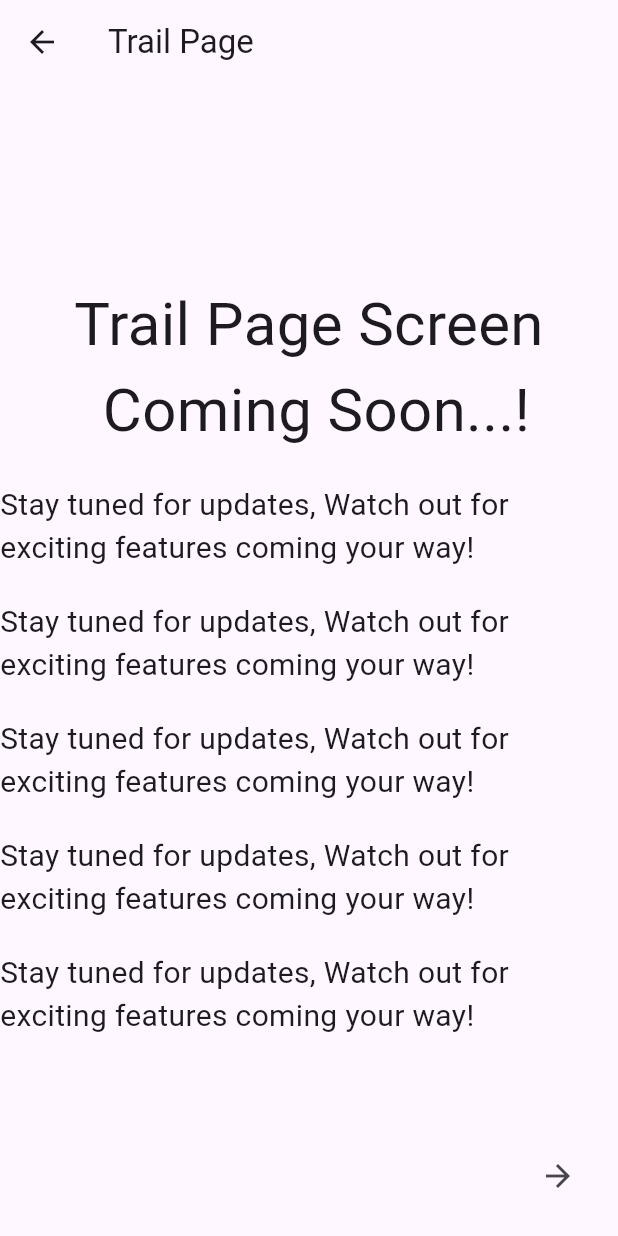
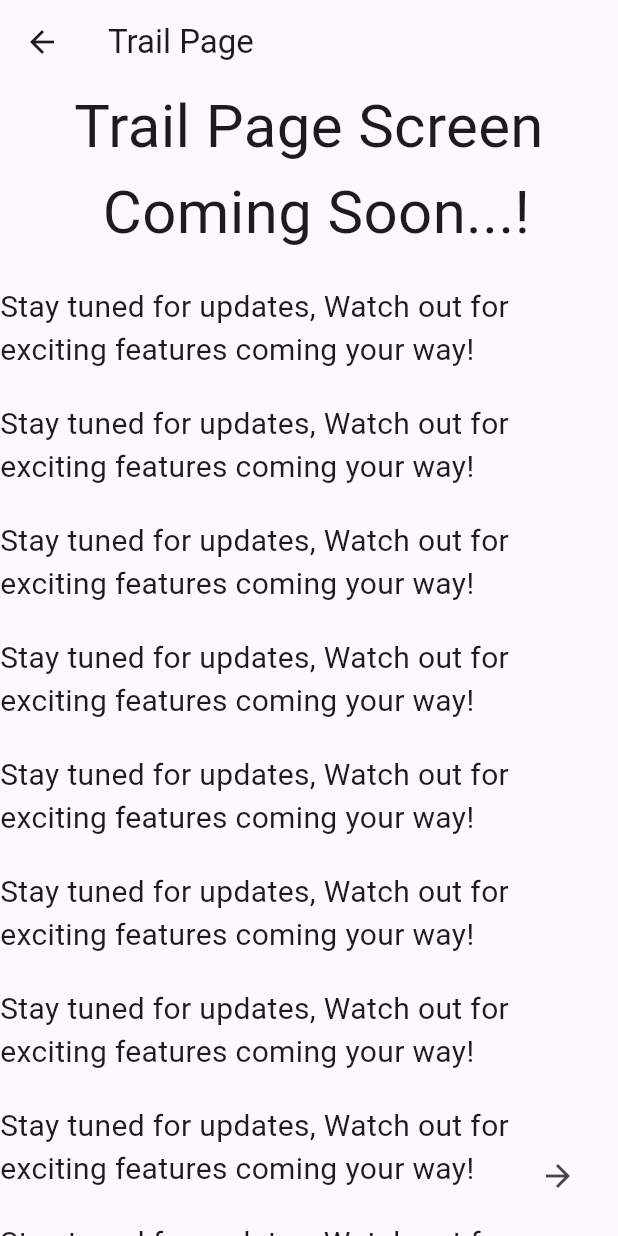
Before and after one commit to tharinduhccakalanka/grocery_app, a Flutter app: the Trail screen opened directly, on a phone screen of 412 x 824 dp. Run offline on Flutter 3.47's test engine with Material 3 defaults, Android fonts, the light colour scheme and no system bars; our stand-ins replace animate_do, awesome_dialog, firebase_auth, firebase_core, flutter_riverpod, flutter_svg and 1 more; accounts and stored records are empty.

Commit message:
updated codes

```diff
--- a/lib/main.dart
+++ b/lib/main.dart
@@ -1,9 +1,10 @@
-import 'package:firebase_core/firebase_core.dart';
 import 'package:flutter/material.dart';
+import 'package:firebase_core/firebase_core.dart' as firebase;
 import 'package:grocery_app_1/firebase_options.dart';
 import 'package:grocery_app_1/providers/auth_provider.dart';
 import 'package:grocery_app_1/screens/auth/signup.dart';
 import 'package:provider/provider.dart';
+import 'package:flutter_riverpod/flutter_riverpod.dart' as riverpod;
 
 Future<void> main() async {
   WidgetsFlutterBinding.ensureInitialized();
--- a/lib/screens/main/profile/profile.dart
+++ b/lib/screens/main/profile/profile.dart
@@ -17,7 +17,7 @@ class _ProfileState extends State<Profile> {
   Widget build(BuildContext context) {
     return SafeArea(
       child: Center(
-        child: FadeInLeft(
+        child: FadeInUp(
           child: Column(
             mainAxisAlignment: MainAxisAlignment.spaceBetween,
             children: [
--- a/lib/screens/main/trail/trail.dart
+++ b/lib/screens/main/trail/trail.dart
@@ -42,18 +42,61 @@ class _TrailState extends State<Trail> {
 
               style: TextStyle(fontSize: 20),
             ),
-            SizedBox(height: 20),
+             SizedBox(height: 20),
             Text(
               "Stay tuned for updates, Watch out for exciting features coming your way!",
 
               style: TextStyle(fontSize: 20),
             ),
-            SizedBox(height: 20),
+             SizedBox(height: 20),
             Text(
               "Stay tuned for updates, Watch out for exciting features coming your way!",
 
               style: TextStyle(fontSize: 20),
             ),
+             SizedBox(height: 20),
+            Text(
+              "Stay tuned for updates, Watch out for exciting features coming your way!",
+
+              style: TextStyle(fontSize: 20),
+            ),
+             SizedBox(height: 20),
+            Text(
+              "Stay tuned for updates, Watch out for exciting features coming your way!",
+
+              style: TextStyle(fontSize: 20),
+            ),
+             SizedBox(height: 20),
+            Text(
+              "Stay tuned for updates, Watch out for exciting features coming your way!",
+
+              style: TextStyle(fontSize: 20),
+            ),
+             SizedBox(height: 20),
+            Text(
+              "Stay tuned for updates, Watch out for exciting features coming your way!",
+
+              style: TextStyle(fontSize: 20),
+            ),
+             SizedBox(height: 20),
+            Text(
+              "Stay tuned for updates, Watch out for exciting features coming your way!",
+
+              style: TextStyle(fontSize: 20),
+            ),
+             SizedBox(height: 20),
+            Text(
+              "Stay tuned for updates, Watch out for exciting features coming your way!",
+
+              style: TextStyle(fontSize: 20),
+            ),
+             SizedBox(height: 20),
+            Text(
+              "Stay tuned for updates, Watch out for exciting features coming your way!",
+
+              style: TextStyle(fontSize: 20),
+            ),
+
           ],
         ),
       ),
--- a/lib/screens/splash/splash.dart
+++ b/lib/screens/splash/splash.dart
@@ -36,6 +36,7 @@ class _SplashState extends State<Splash> {
           ),
           const SizedBox(height: 72),
           FadeInUp(
+            duration: const Duration(milliseconds: 1500),
             child: const CustomText(
               "Shop Your Daily\nNecessary",
               fontSize: 30,
```
